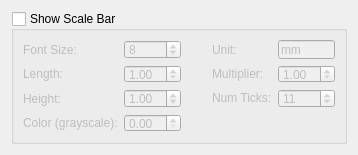
Before: the Qt Designer form src/Interface/Modules/Render/ScaleBar.ui in SCIInstitute/SCIRun, drawn with Qt 5.
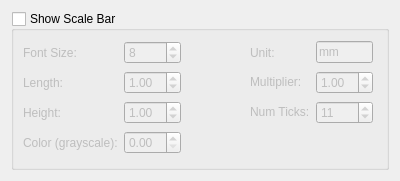
After: the same form once the commit is applied.

Commit message: Mac size fixes

Patch:
```diff
--- a/src/Interface/Modules/Render/ScaleBar.ui
+++ b/src/Interface/Modules/Render/ScaleBar.ui
@@ -6,14 +6,14 @@
    <rect>
     <x>0</x>
     <y>0</y>
-    <width>358</width>
-    <height>155</height>
+    <width>400</width>
+    <height>181</height>
    </rect>
   </property>
   <property name="minimumSize">
    <size>
-    <width>358</width>
-    <height>155</height>
+    <width>400</width>
+    <height>181</height>
    </size>
   </property>
   <property name="windowTitle">
@@ -24,7 +24,6 @@
     <widget class="QGroupBox" name="showScaleBarTextGroupBox_">
      <property name="font">
       <font>
-       <weight>50</weight>
        <bold>false</bold>
       </font>
      </property>
```
